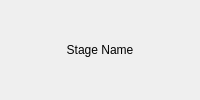
Before: the Qt Designer form window.ui in mode89/rdf, drawn with Qt 5.
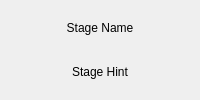
After: the same form once the commit is applied.

Commit message:
Display stage hint
A user should see some hint that could tell him what
to do in the current stage.

Diff of the .ui file:
```diff
--- a/window.ui
+++ b/window.ui
@@ -25,6 +25,16 @@
       </property>
      </widget>
     </item>
+    <item>
+     <widget class="QLabel" name="stage_hint">
+      <property name="text">
+       <string>Stage Hint</string>
+      </property>
+      <property name="alignment">
+       <set>Qt::AlignCenter</set>
+      </property>
+     </widget>
+    </item>
    </layout>
   </widget>
  </widget>
```
The commit also changes 2 other files.
